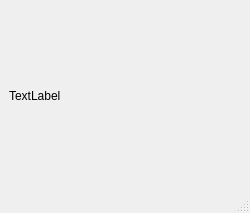
Before: the Qt Designer form LVGL_Monitor/sim/mainwindow.ui in PeakCrow/Stm32F4_Outlook, drawn with Qt 5.
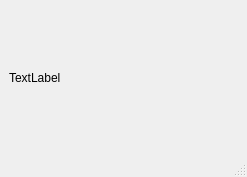
After: the same form once the commit is applied. Custom widgets are drawn as their Qt base class.

Diff of the .ui file:
```diff
--- a/LVGL_Monitor/sim/mainwindow.ui
+++ b/LVGL_Monitor/sim/mainwindow.ui
@@ -6,8 +6,8 @@
    <rect>
     <x>0</x>
     <y>0</y>
-    <width>250</width>
-    <height>213</height>
+    <width>247</width>
+    <height>177</height>
    </rect>
   </property>
   <property name="windowTitle">
```
Left out of the diff: 4 changed lines with no effect on the pictures.
